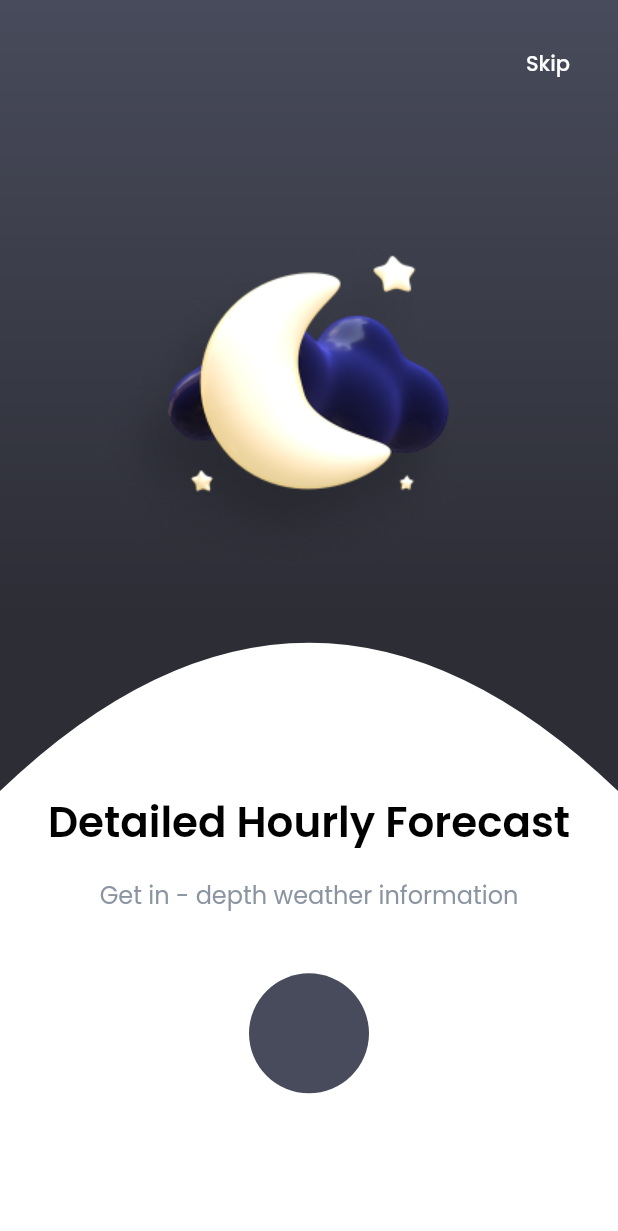
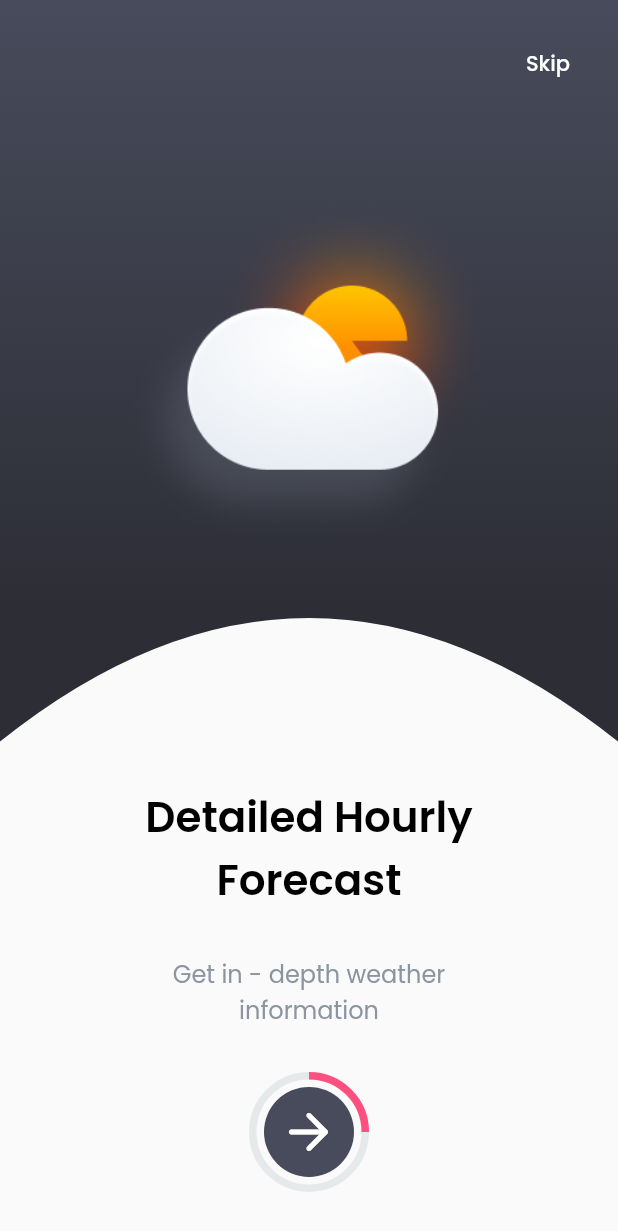
Before and after one commit to NickSigoff/Flutter-Projects-Nick, a Flutter app: the screen it shows after launch, on a phone screen of 412 x 824 dp. Shown: the top 1231 px of the screen. Run offline on Flutter 3.47's test engine with Material 2 defaults, Android fonts, the light colour scheme and no system bars; drawn by our look-alikes of percent_indicator.

Commit message:
radial progress bar

```diff
--- a/weather_app/lib/main.dart
+++ b/weather_app/lib/main.dart
@@ -1,11 +1,11 @@
 import 'package:flutter/material.dart';
-import 'package:weather_app/pages/more_information_pages/night_page.dart';
+import 'package:weather_app/pages/slide_pages/pattern_page.dart';
 
 
 void main() {
   runApp(
     MaterialApp(
-      home: NightPage(),
+      home: PatternPage(),
     ),
   );
 }
--- /dev/null
+++ b/weather_app/lib/pages/main_page/main_page.dart
@@ -0,0 +1,15 @@
+import 'package:flutter/cupertino.dart';
+import 'package:flutter/material.dart';
+
+class MainPage extends StatelessWidget{
+  @override
+  Widget build(BuildContext context) {
+   return Scaffold(
+     body: Container(
+       alignment: Alignment.center,
+       child: Text('MainPage'),
+     ),
+   );
+  }
+
+}
--- a/weather_app/lib/pages/more_information_pages/night_page.dart
+++ /dev/null
@@ -1,16 +0,0 @@
-import 'package:flutter/cupertino.dart';
-import 'package:weather_app/pages/more_information_pages/pattern_page.dart';
-
-class NightPage extends StatelessWidget{
-
-  final String image = 'assets/images/welcome_images/night.png';
-  final String topText = 'Detailed Hourly Forecast';
-  final String bottomText = 'Get in - depth weather information';
-
-
-  @override
-  Widget build(BuildContext context) {
-    return PatternPage(image: image, bottomText: bottomText, topText: topText);
-  }
-
-}
--- a/weather_app/lib/pages/more_information_pages/pattern_page.dart
+++ /dev/null
@@ -1,140 +0,0 @@
-import 'package:flutter/material.dart';
-import 'package:weather_app/utils/main_styles.dart';
-
-class PatternPage extends StatelessWidget {
-  final String image;
-  final String topText;
-  final String bottomText;
-
-  const PatternPage(
-      {Key? key,
-      required this.image,
-      required this.bottomText,
-      required this.topText})
-      : super(key: key);
-
-  @override
-  Widget build(BuildContext context) {
-    double height = MediaQuery.of(context).size.height;
-    double width = MediaQuery.of(context).size.width;
-
-    double ratio = 0.6;
-
-    return Scaffold(
-      body: Stack(
-        children: [
-          Container(
-            width: width,
-            height: height,
-            decoration: const BoxDecoration(
-              gradient: LinearGradient(
-                  begin: Alignment.topCenter,
-                  end: Alignment.center,
-                  colors: [Color(0xff484b5b), Color(0xff2c2d35)]),
-            ),
-            child: Column(
-              children: [
-                const Spacer(flex: 1),
-                Container(
-                  width: 400,
-                  height: 400,
-                  decoration: BoxDecoration(
-                    image: DecorationImage(image: AssetImage(image)),
-                  ),
-                ),
-                const Spacer(flex: 5),
-              ],
-            ),
-          ),
-          Positioned(
-            left: 0,
-            bottom: 0,
-            child: ClipPath(
-              clipper: WhiteClipper(),
-              child: Container(
-                height: height * ratio,
-                width: width,
-                decoration: const BoxDecoration(
-                  color: Colors.white,
-                ),
-                child: Column(
-                  mainAxisAlignment: MainAxisAlignment.spaceBetween,
-                  children: [
-                    const Spacer(flex: 3),
-                    Padding(
-                      padding: const EdgeInsets.symmetric(vertical: 8.0),
-                      child: Text(topText, style: MainStyles.topTextTextStyle),
-                    ),
-                    Padding(
-                      padding: const EdgeInsets.symmetric(vertical: 8.0),
-                      child: Text(bottomText,
-                          style: MainStyles.bottomTextTextStyle),
-                    ),
-                    const Padding(
-                      padding: EdgeInsets.symmetric(vertical: 32.0),
-                      child: NextButton(),
-                    ),
-                    const Spacer(flex: 1),
-                  ],
-                ),
-              ),
-            ),
-          ),
-          Positioned(
-            top: 32,
-            right: 32,
-            child: GestureDetector(
-              child: const Text(
-                'Skip',
-                style: TextStyle(
-                    fontSize: 14,
-                    fontFamily: 'Poppins',
-                    fontWeight: FontWeight.w500,
-                    color: Colors.white),
-              ),
-            ),
-          ),
-        ],
-      ),
-    );
-  }
-}
-
-class NextButton extends StatelessWidget {
-  const NextButton({Key? key}) : super(key: key);
-
-  @override
-  Widget build(BuildContext context) {
-    return SizedBox(
-      width: 80,
-      height: 80,
-      child: GestureDetector(
-        child: Container(
-          width: 40,
-          height: 40,
-          decoration: BoxDecoration(
-            color: Color(0xff484b5b),
-            borderRadius: BorderRadius.circular(40),
-          ),
-        ),
-      ),
-    );
-  }
-}
-
-class WhiteClipper extends CustomClipper<Path> {
-  @override
-  getClip(Size size) {
-    Path path = Path()
-      ..moveTo(0, size.height)
-      ..lineTo(0, size.height * 0.4)
-      ..quadraticBezierTo(size.width / 2, 0, size.width, size.height * 0.4)
-      ..lineTo(size.width, size.height);
-    return path;
-  }
-
-  @override
-  bool shouldReclip(covariant CustomClipper oldClipper) {
-    return false;
-  }
-}
--- a/weather_app/lib/pages/more_information_pages/sun_page.dart
+++ /dev/null
@@ -1,10 +0,0 @@
-import 'package:flutter/cupertino.dart';
-
-class SunPage extends StatelessWidget{
-  @override
-  Widget build(BuildContext context) {
-    // TODO: implement build
-    throw UnimplementedError();
-  }
-
-}
--- /dev/null
+++ b/weather_app/lib/pages/slide_pages/pattern_page.dart
@@ -0,0 +1,136 @@
+import 'package:flutter/material.dart';
+import 'package:weather_app/utils/main_styles.dart';
+
+import '../../utils/list_slides_page.dart';
+import '../main_page/main_page.dart';
+import 'widgets/next_widget_pattern_page.dart';
+
+class PatternPage extends StatefulWidget {
+  const PatternPage({Key? key}) : super(key: key);
+
+  @override
+  State<PatternPage> createState() => _PatternPageState();
+}
+
+class _PatternPageState extends State<PatternPage> {
+  int pageIndex = 0;
+
+  void nextButtonTap() {
+    if (pageIndex >= ListParameters.slidesPages.length - 1) {
+      skipTap();
+      return;
+    }
+    setState(() {
+      pageIndex++;
+    });
+  }
+
+  void skipTap() {
+    Navigator.push(
+        context, MaterialPageRoute(builder: (context) => MainPage()));
+  }
+
+  @override
+  Widget build(BuildContext context) {
+    double height = MediaQuery.of(context).size.height;
+    double width = MediaQuery.of(context).size.width;
+    PageInfoHolder pageInfoHolder = ListParameters.slidesPages[pageIndex];
+
+    return Scaffold(
+      body: Stack(
+        children: [
+          ///background
+          ClipPath(
+            clipper: Clipper(),
+            child: Container(
+              width: width,
+              height: height,
+              decoration: const BoxDecoration(
+                gradient: LinearGradient(
+                    begin: Alignment.topCenter,
+                    end: Alignment.center,
+                    colors: [Color(0xff484b5b), Color(0xff2c2d35)]),
+              ),
+            ),
+          ),
+
+          ///elements
+          Container(
+            padding: const EdgeInsets.symmetric(horizontal: 80),
+            alignment: Alignment.center,
+            child: Column(
+              children: [
+                Container(
+                  width: width * 0.6,
+                  height: height * 0.6,
+                  decoration: BoxDecoration(
+                    image: DecorationImage(
+                        image: AssetImage(pageInfoHolder.image)),
+                  ),
+                ),
+                const Spacer(),
+                SizedBox(
+                  height: height * 0.4,
+                  child: Column(
+                    mainAxisAlignment: MainAxisAlignment.spaceEvenly,
+                    children: [
+                      Text(
+                        pageInfoHolder.topText,
+                        style: MainStyles.topTextTextStyle,
+                        softWrap: true,
+                        textAlign: TextAlign.center,
+                      ),
+                      Text(
+                        pageInfoHolder.bottomText,
+                        style: MainStyles.bottomTextTextStyle,
+                        softWrap: true,
+                        textAlign: TextAlign.center,
+                      ),
+                      NextButton(onTap: nextButtonTap, percent: pageInfoHolder.percent),
+                    ],
+                  ),
+                )
+              ],
+            ),
+          ),
+
+          ///skip
+          Positioned(
+            top: 32,
+            right: 32,
+            child: GestureDetector(
+              onTap: () {
+                skipTap();
+              },
+              child: const Text(
+                'Skip',
+                style: TextStyle(
+                    fontSize: 14,
+                    fontFamily: 'Poppins',
+                    fontWeight: FontWeight.w500,
+                    color: Colors.white),
+              ),
+            ),
+          ),
+        ],
+      ),
+    );
+  }
+}
+
+class Clipper extends CustomClipper<Path> {
+  @override
+  getClip(Size size) {
+    Path path = Path()
+      ..lineTo(0, size.height * 0.6)
+      ..quadraticBezierTo(
+          size.width / 2, size.height * 0.4, size.width, size.height * 0.6)
+      ..lineTo(size.width, 0);
+    return path;
+  }
+
+  @override
+  bool shouldReclip(covariant CustomClipper oldClipper) {
+    return false;
+  }
+}
--- /dev/null
+++ b/weather_app/lib/pages/slide_pages/widgets/next_widget_pattern_page.dart
@@ -0,0 +1,41 @@
+import 'package:flutter/material.dart';
+import 'package:percent_indicator/circular_percent_indicator.dart';
+
+import '../../../utils/main_colors.dart';
+
+class NextButton extends StatelessWidget {
+  final Function onTap;
+  final double percent;
+
+  const NextButton({required this.onTap, required this.percent, Key? key})
+      : super(key: key);
+
+  @override
+  Widget build(BuildContext context) {
+    return CircularPercentIndicator(
+      backgroundColor: MainColors.nextButtonUncovered,
+      progressColor: MainColors.nextButtonFilled,
+      percent: percent,
+      lineWidth: 5.0,
+      radius: 80.0,
+      center: Container(
+        width: 60,
+        height: 60,
+        decoration: BoxDecoration(
+          color: MainColors.hintText,
+          borderRadius: BorderRadius.circular(60),
+        ),
+        child: GestureDetector(
+          onTap: () {
+            onTap();
+          },
+          child: const Icon(
+            Icons.arrow_forward_rounded,
+            color: Colors.white,
+            size: 40,
+          ),
+        ),
+      ),
+    );
+  }
+}
--- /dev/null
+++ b/weather_app/lib/utils/list_slides_page.dart
@@ -0,0 +1,47 @@
+abstract class ListParameters {
+  static final List<String> imageNames = [
+    'assets/images/start_icon.png',
+    'assets/images/welcome_images/night.png',
+    'assets/images/welcome_images/sun.png',
+    'assets/images/welcome_images/rain.png',
+    'assets/images/welcome_images/sun_cloud.png',
+  ];
+
+  static final List<String> topText = [
+    'Detailed Hourly Forecast',
+    'Real-Time Weather Map',
+    'Weather Around the World',
+    'Detailed Hourly Forecast',
+  ];
+
+  static final List<String> bottomText = [
+    'Get in - depth weather information',
+    'Watch the progress of the precipiation to stay informed',
+    'Add any location you want and swipe easily to change',
+    'Get in - depth weather information',
+  ];
+
+  static List<PageInfoHolder> slidesPages = List<PageInfoHolder>.generate(
+    4,
+    (index) => PageInfoHolder(
+        bottomText: bottomText[index],
+        topText: topText[index],
+        image: imageNames[index],
+        percent: (index + 1) * 0.25),
+  );
+}
+
+class PageInfoHolder {
+  final String image;
+  final String topText;
+  final String bottomText;
+  final double percent;
+
+  PageInfoHolder(
+      {required this.bottomText,
+      required this.topText,
+      required this.image,
+      required this.percent});
+}
+
+abstract class Info {}
--- a/weather_app/lib/utils/main_colors.dart
+++ b/weather_app/lib/utils/main_colors.dart
@@ -1,8 +1,9 @@
 import 'package:flutter/material.dart';
 
 abstract class MainColors {
-  static const Color backgroundDark =  Color(0xffa0abe5);
-  static const Color backgroundLight =  Color(0xffffffff);
-
-
+  static const Color backgroundDark = Color(0xffa0abe5);
+  static const Color backgroundLight = Color(0xffffffff);
+  static const Color hintText = Color(0xff484b5b);
+  static const Color nextButtonUncovered = Color(0xffe6e9ea);
+  static const Color nextButtonFilled = Color(0xffff4f80);
 }
--- a/weather_app/pubspec.yaml
+++ b/weather_app/pubspec.yaml
@@ -27,8 +27,10 @@ environment:
 # the latest version available on pub.dev. To see which dependencies have newer
 # versions available, run `flutter pub outdated`.
 dependencies:
+  percent_indicator: ^3.4.0
   flutter:
     sdk: flutter
+
 
 
   # The following adds the Cupertino Icons font to your application.
```
Also changed, not shown: weather_app/lib/pages/more_information_pages/cloud_page.dart (deleted), weather_app/lib/pages/more_information_pages/rain_page.dart (deleted), weather_app/pubspec.lock.
